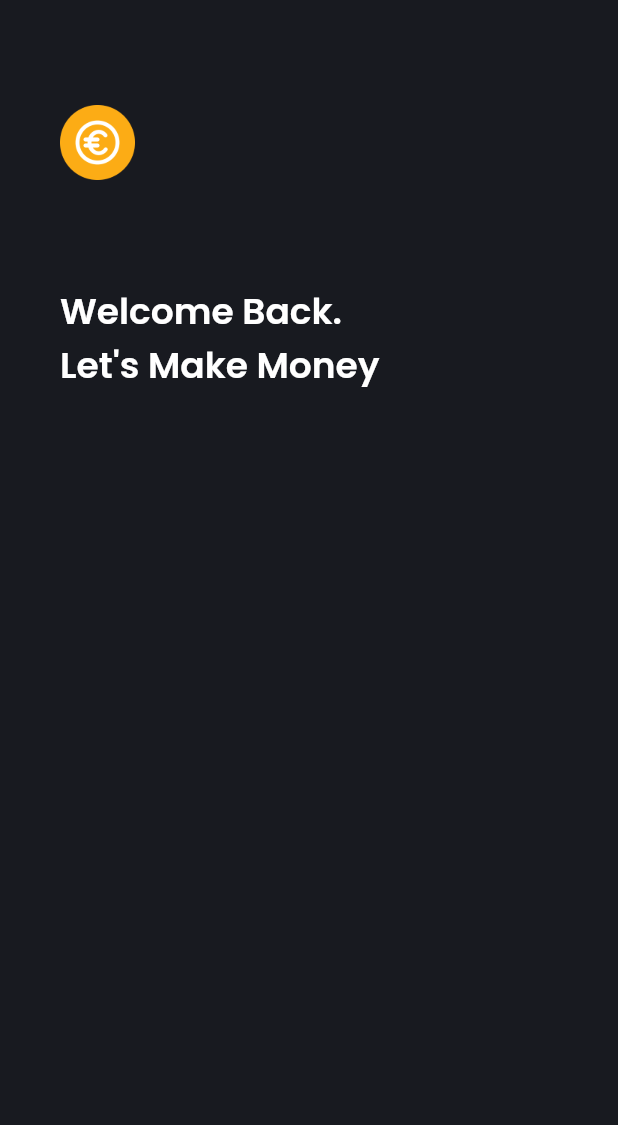
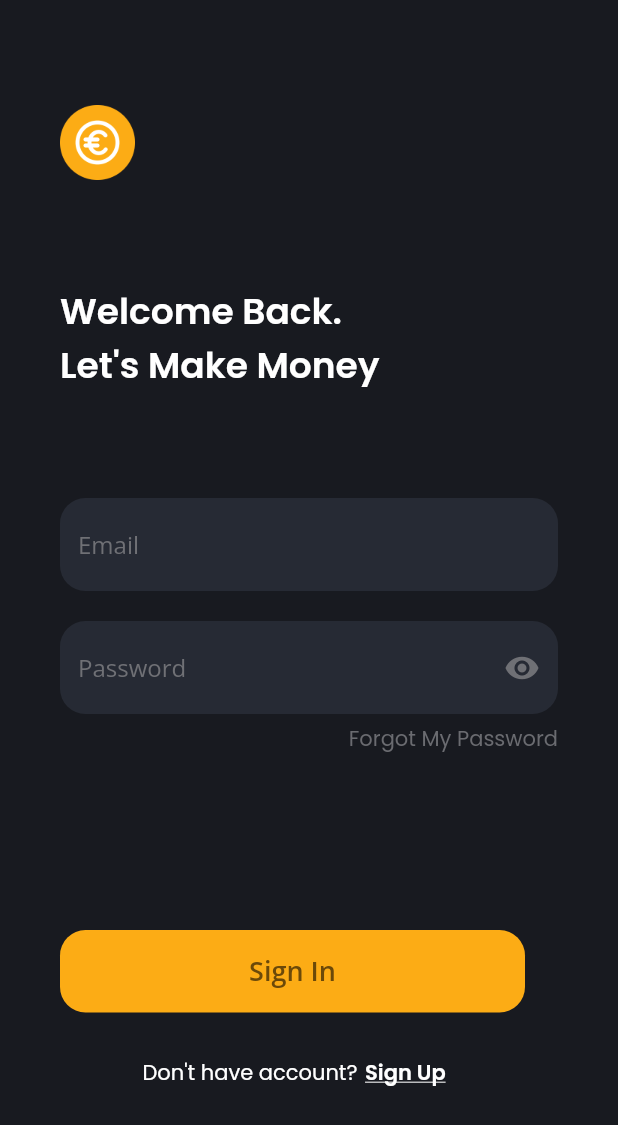
Before and after one commit to triardn/sevendays, a Flutter app: the screen it shows after launch, on a phone screen of 412 x 824 dp. Shown: the top 1125 px of the screen. Run offline on Flutter 3.47's test engine with Material 2 defaults, Android fonts, the phone set to English and light mode, and no system bars; our stand-ins replace google_fonts.

Commit message:
add form and button

```diff
--- a/lib/main.dart
+++ b/lib/main.dart
@@ -9,7 +9,8 @@ class SevenDays extends StatelessWidget {
   @override
   Widget build(BuildContext context) {
     return const MaterialApp(
-      home: FirstSignin(),
+      debugShowCheckedModeBanner: false,
+      home: FirstSignIn(),
     );
   }
 }
--- a/lib/pages/first_signin.dart
+++ b/lib/pages/first_signin.dart
@@ -1,8 +1,8 @@
 import 'package:flutter/material.dart';
 import 'package:google_fonts/google_fonts.dart';
 
-class FirstSignin extends StatelessWidget {
-  const FirstSignin({super.key});
+class FirstSignIn extends StatelessWidget {
+  const FirstSignIn({super.key});
 
   @override
   Widget build(BuildContext context) {
@@ -34,6 +34,118 @@ class FirstSignin extends StatelessWidget {
                 fontWeight: FontWeight.w600,
               ),
             ),
+            const SizedBox(
+              height: 70,
+            ),
+            TextFormField(
+              style: GoogleFonts.openSans(
+                color: Colors.white,
+              ),
+              decoration: InputDecoration(
+                fillColor: const Color(
+                  0xff262A34,
+                ),
+                filled: true,
+                border: OutlineInputBorder(
+                  borderRadius: BorderRadius.circular(17),
+                  borderSide: BorderSide.none,
+                ),
+                hintText: 'Email',
+                hintStyle: GoogleFonts.openSans(
+                  color: const Color(
+                    0xff6F7075,
+                  ),
+                ),
+              ),
+            ),
+            const SizedBox(
+              height: 20,
+            ),
+            TextFormField(
+              obscureText: true,
+              style: GoogleFonts.openSans(
+                color: Colors.white,
+              ),
+              decoration: InputDecoration(
+                fillColor: const Color(
+                  0xff262A34,
+                ),
+                filled: true,
+                border: OutlineInputBorder(
+                  borderRadius: BorderRadius.circular(17),
+                  borderSide: BorderSide.none,
+                ),
+                hintText: 'Password',
+                hintStyle: GoogleFonts.openSans(
+                  color: const Color(
+                    0xff6F7075,
+                  ),
+                ),
+                suffixIcon: const Icon(
+                  Icons.visibility,
+                  color: Color(
+                    0xff6F7075,
+                  ),
+                ),
+              ),
+            ),
+            const SizedBox(
+              height: 6,
+            ),
+            Container(
+              alignment: const Alignment(1, 0.5),
+              child: Text(
+                'Forgot My Password',
+                style: GoogleFonts.poppins(
+                  color: const Color(0xff6A6B70),
+                ),
+              ),
+            ),
+            const SizedBox(height: 117),
+            Container(
+              width: 310,
+              height: 55,
+              child: TextButton(
+                style: TextButton.styleFrom(
+                  backgroundColor: const Color(0xffFCAC15),
+                  shape: RoundedRectangleBorder(
+                    borderRadius: BorderRadius.circular(17),
+                  ),
+                ),
+                onPressed: () {},
+                child: Text(
+                  "Sign In",
+                  style: GoogleFonts.openSans(
+                    color: const Color(0xff6B4909),
+                    fontSize: 18,
+                    fontWeight: FontWeight.w600,
+                  ),
+                ),
+              ),
+            ),
+            Padding(
+              padding: const EdgeInsets.only(
+                top: 30,
+                left: 55,
+              ),
+              child: Row(
+                children: [
+                  Text(
+                    "Don't have account?",
+                    style: GoogleFonts.poppins(color: Colors.white),
+                  ),
+                  const SizedBox(width: 5),
+                  Text(
+                    "Sign Up",
+                    style: GoogleFonts.poppins(
+                      color: Colors.white,
+                      fontWeight: FontWeight.w600,
+                      decoration: TextDecoration.underline,
+                    ),
+                  ),
+                ],
+              ),
+            )
           ],
         ),
       ),
```
